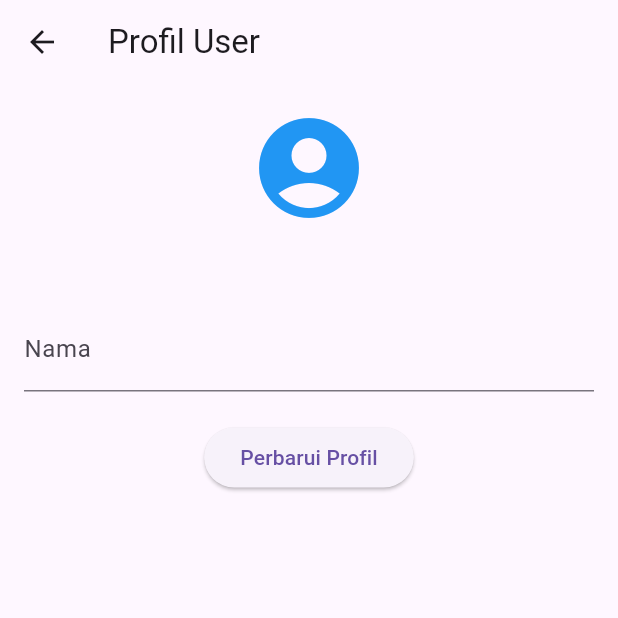
After one commit to ikhsanpratama/tugas_besar_pm2, a Flutter app: the screen it shows once a user with an empty profile is signed in, in the side drawer, after a tap on "Profil Saya", on a phone screen of 412 x 824 dp, the top half of it. The commit adds this screen. Run offline on Flutter 3.47's test engine with Material 3 defaults, Android fonts, the phone set to English and light mode, and no system bars; our stand-ins replace fl_chart, flutter_screenutil, pdf, printing, qr_flutter, supabase_flutter; missing offline and left inert: mobile_scanner, scrollable_text_indicator; accounts and stored records are empty.

Commit message:
tambah halaman profile pengguna

```diff
--- /dev/null
+++ b/lib/screens/account/user_profile.dart
@@ -0,0 +1,112 @@
+import 'package:flutter/material.dart';
+import 'user_service.dart';
+
+class ProfilePage extends StatefulWidget {
+  const ProfilePage({super.key});
+
+  @override
+  // ignore: library_private_types_in_public_api
+  _ProfilePageState createState() => _ProfilePageState();
+}
+
+class _ProfilePageState extends State<ProfilePage> {
+  final UserService userService = UserService();
+  Map<String, dynamic>? userProfile;
+  bool isLoading = true;
+  final TextEditingController nameController = TextEditingController();
+
+  @override
+  void initState() {
+    super.initState();
+    loadUserProfile();
+  }
+
+  Future<void> loadUserProfile() async {
+    setState(() => isLoading = true);
+    final profile = await userService.getUserProfile();
+    if (profile != null) {
+      setState(() {
+        userProfile = profile;
+        nameController.text = profile['name'] ?? '';
+        isLoading = false;
+      });
+    } else {
+      setState(() => isLoading = false);
+    }
+  }
+
+  Future<void> updateProfile() async {
+    bool success = await userService.updateUserProfile(nameController.text);
+    if (success) {
+      // ignore: use_build_context_synchronously
+      ScaffoldMessenger.of(context).showSnackBar(
+        const SnackBar(content: Text('Profil berhasil diperbarui!')),
+      );
+      loadUserProfile(); // Refresh profil setelah update
+    } else {
+      // ignore: use_build_context_synchronously
+      ScaffoldMessenger.of(context).showSnackBar(
+        const SnackBar(content: Text('Gagal memperbarui profil!')),
+      );
+    }
+  }
+
+  Future<void> deleteAccount() async {
+    bool success = await userService.deleteUser();
+    if (success) {
+      Navigator.pushReplacementNamed(
+          // ignore: use_build_context_synchronously
+          context,
+          '/login'); // Redirect ke login setelah akun dihapus
+    } else {
+      // ignore: use_build_context_synchronously
+      ScaffoldMessenger.of(context).showSnackBar(
+        const SnackBar(content: Text('Gagal menghapus akun!')),
+      );
+    }
+  }
+
+  @override
+  Widget build(BuildContext context) {
+    return Scaffold(
+      appBar: AppBar(title: const Text('Profil User')),
+      body: isLoading
+          ? const Center(child: CircularProgressIndicator())
+          : userProfile == null
+              ? const Center(child: Text("Profil tidak ditemukan"))
+              : Padding(
+                  padding: const EdgeInsets.all(16.0),
+                  child: Column(
+                    children: [
+                      const Icon(Icons.account_circle,
+                          size: 80, color: Colors.blue),
+                      const SizedBox(height: 10),
+                      Text(
+                        userProfile!['email'],
+                        style:
+                            const TextStyle(fontSize: 16, color: Colors.grey),
+                      ),
+                      const SizedBox(height: 20),
+                      TextField(
+                        controller: nameController,
+                        decoration: const InputDecoration(labelText: 'Nama'),
+                      ),
+                      const SizedBox(height: 20),
+                      ElevatedButton(
+                        onPressed: updateProfile,
+                        child: const Text('Perbarui Profil'),
+                      ),
+                      // const SizedBox(height: 10),
+                      // ElevatedButton(
+                      //   onPressed: deleteAccount,
+                      //   style: ElevatedButton.styleFrom(
+                      //       backgroundColor: Colors.red),
+                      //   child: const Text('Hapus Akun',
+                      //       style: TextStyle(color: Colors.white)),
+                      // ),
+                    ],
+                  ),
+                ),
+    );
+  }
+}
--- /dev/null
+++ b/lib/screens/account/user_service.dart
@@ -0,0 +1,44 @@
+import 'package:supabase_flutter/supabase_flutter.dart';
+
+class UserService {
+  final SupabaseClient supabase = Supabase.instance.client;
+
+  // 🔹 1. Ambil Profil User Berdasarkan ID
+  Future<Map<String, dynamic>?> getUserProfile() async {
+    final user = supabase.auth.currentUser;
+    if (user == null) return null;
+
+    final response = await supabase
+        .from('users')
+        .select('id, name, email, role')
+        .eq('id', user.id)
+        .single();
+
+    return response;
+  }
+
+  // 🔹 2. Perbarui Profil User
+  Future<bool> updateUserProfile(String name) async {
+    final user = supabase.auth.currentUser;
+    if (user == null) return false;
+
+    final response =
+        await supabase.from('users').update({'name': name}).eq('id', user.id);
+
+    return response.isEmpty ? false : true;
+  }
+
+  // 🔹 3. Hapus Akun User
+  Future<bool> deleteUser() async {
+    final user = supabase.auth.currentUser;
+    if (user == null) return false;
+
+    // Hapus dari tabel users
+    await supabase.from('users').delete().eq('id', user.id);
+
+    // Hapus akun dari autentikasi Supabase
+    await supabase.auth.signOut();
+
+    return true;
+  }
+}
--- a/lib/screens/home.dart
+++ b/lib/screens/home.dart
@@ -1,6 +1,7 @@
 import 'package:flutter/material.dart';
 import 'package:tugas_besar_pm2/screens/about.dart';
 import 'package:tugas_besar_pm2/screens/account/user_management.dart';
+import 'package:tugas_besar_pm2/screens/account/user_profile.dart';
 import 'package:tugas_besar_pm2/screens/auth/auth_service.dart';
 import 'package:tugas_besar_pm2/screens/categories.dart';
 import 'package:tugas_besar_pm2/screens/devices/device_list_page.dart';
@@ -141,6 +142,16 @@ class HomePage extends StatelessWidget {
               },
             ),
             ListTile(
+              leading: const Icon(Icons.person),
+              title: const Text('Profil Saya'),
+              onTap: () {
+                Navigator.push(
+                  context,
+                  MaterialPageRoute(builder: (context) => const ProfilePage()),
+                );
+              },
+            ),
+            ListTile(
               leading: const Icon(Icons.help_outline),
               title: const Text('Tentang'),
               // trailing: current,
```
